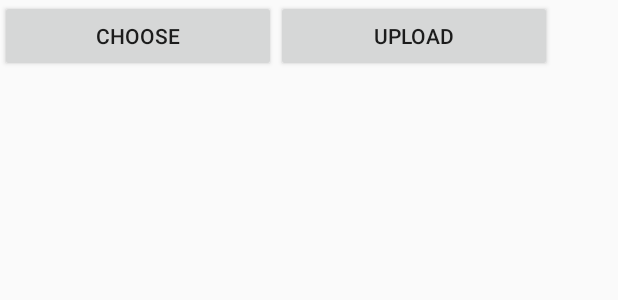
After one commit to galqayeva/Android-GMv1, an Android app: the layout activity_upload.xml on its own in the app's theme, with its tools: preview values and no code run, on a phone screen of 412 x 824 dp. The commit adds this screen. Shown: the top 300 px of the screen. Run offline under Robolectric (Android 15) with nearby library versions, the phone set to English and light mode, and no system bars; network calls fail.

Commit message:
choose image

```diff
--- a/app/build.gradle
+++ b/app/build.gradle
@@ -33,8 +33,10 @@ dependencies {
     compile 'com.mcxiaoke.volley:library:1.0.19'
     compile 'com.google.firebase:firebase-storage:10.0.1'
     compile 'com.google.firebase:firebase-auth:10.0.1'
+    compile 'com.android.support.constraint:constraint-layout:1.0.2'
     testCompile 'junit:junit:4.12'
 }
 
 
+
 apply plugin: 'com.google.gms.google-services'
--- a/app/src/main/java/com/example/telim2/gmv1/MainActivity.java
+++ b/app/src/main/java/com/example/telim2/gmv1/MainActivity.java
@@ -8,6 +8,8 @@ import com.example.telim2.gmv1.Adapters.SectionsPageAdapter;
 import com.example.telim2.gmv1.fragments.Fragment1;
 import com.example.telim2.gmv1.fragments.Fragment2;
 import com.example.telim2.gmv1.fragments.Fragment3;
+import com.google.firebase.storage.FirebaseStorage;
+import com.google.firebase.storage.StorageReference;
 
 
 public class MainActivity extends AppCompatActivity {
@@ -16,10 +18,13 @@ public class MainActivity extends AppCompatActivity {
     private SectionsPageAdapter mSectionsPageAdapter;
     private ViewPager mViewPager;
 
+    private StorageReference storageReference;
     @Override
     protected void onCreate(Bundle savedInstanceState) {
         super.onCreate(savedInstanceState);
         setContentView(R.layout.activity_main);
+
+       // storageReference= FirebaseStorage.getInstance().getReference();
 
         mSectionsPageAdapter = new SectionsPageAdapter(getSupportFragmentManager());
 
--- /dev/null
+++ b/app/src/main/res/layout/activity_upload.xml
@@ -0,0 +1,44 @@
+<?xml version="1.0" encoding="utf-8"?>
+<android.support.constraint.ConstraintLayout xmlns:android="http://schemas.android.com/apk/res/android"
+    xmlns:app="http://schemas.android.com/apk/res-auto"
+    xmlns:tools="http://schemas.android.com/tools"
+    android:layout_width="match_parent"
+    android:layout_height="match_parent"
+    tools:context="com.example.telim2.gmv1.Upload">
+
+
+    <LinearLayout
+        android:id="@+id/linearLayout"
+        android:layout_width="368dp"
+        android:layout_height="wrap_content"
+        android:orientation="horizontal"
+        tools:layout_editor_absoluteY="0dp"
+        tools:layout_editor_absoluteX="8dp">
+
+        <Button
+            android:id="@+id/buttonChoose"
+            android:layout_width="wrap_content"
+            android:layout_height="wrap_content"
+            android:layout_weight="1"
+            android:onClick="onClick"
+            android:text="Choose" />
+
+        <Button
+            android:id="@+id/buttonUpload"
+            android:layout_width="wrap_content"
+            android:layout_height="wrap_content"
+            android:layout_weight="1"
+            android:onClick="onClick"
+            android:text="Upload" />
+
+    </LinearLayout>
+
+    <ImageView
+        android:id="@+id/imageView"
+        android:layout_width="0dp"
+        android:layout_height="495dp"
+        android:layout_below="@id/linearLayout"
+        tools:layout_editor_absoluteY="8dp"
+        tools:layout_editor_absoluteX="8dp" />
+
+</android.support.constraint.ConstraintLayout>
```
Also changed, not shown: app/src/main/AndroidManifest.xml (+13 -10 lines), app/src/main/java/com/example/telim2/gmv1/Upload.java (added, +136 -0 lines), app/src/main/java/com/example/telim2/gmv1/fragments/Fragment3.java (+11 -23 lines).
